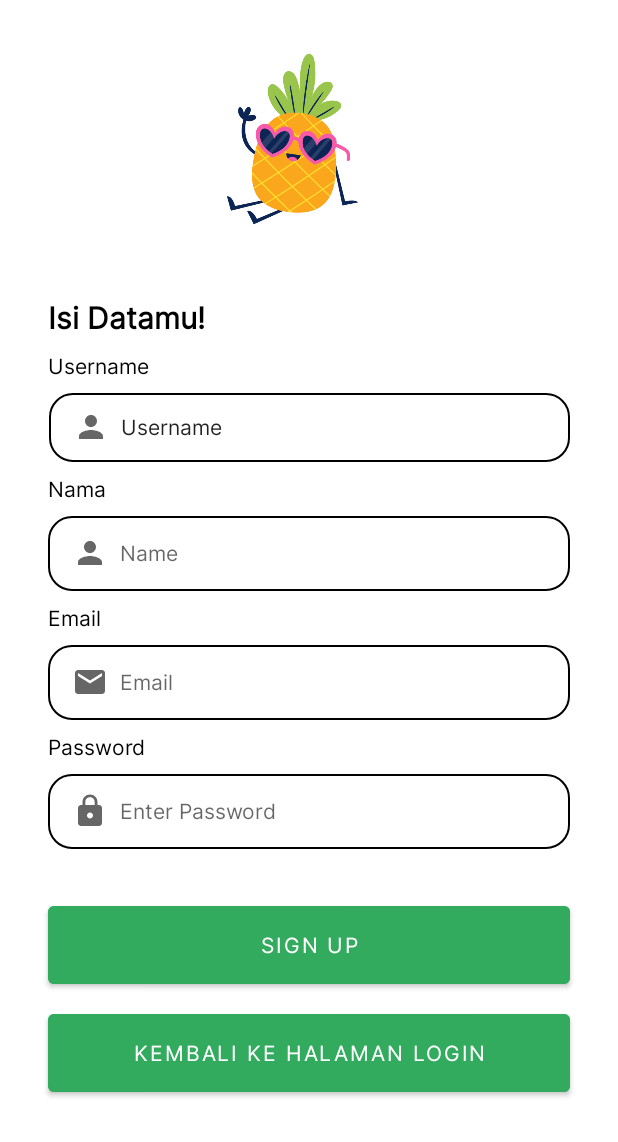
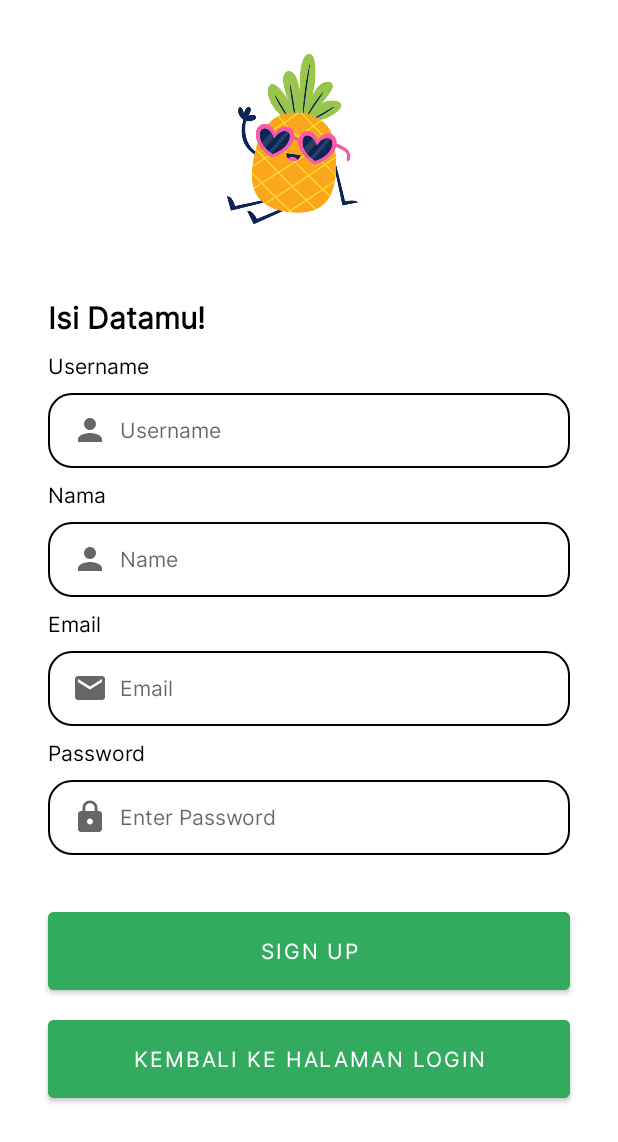
Before and after one commit to crackspace770/BerBuah1.5, an Android app: the SignupActivity screen opened directly, with no data from a screen before it, on a phone screen of 412 x 824 dp. Shown: the top 1142 px of the screen. Run offline under Robolectric (Android 15) with nearby library versions, the phone set to English and light mode, and no system bars.

Commit message:
add icon application

```diff
--- a/app/src/main/res/layout/activity_signup.xml
+++ b/app/src/main/res/layout/activity_signup.xml
@@ -82,8 +82,8 @@
 
     <EditText
         android:id="@+id/usernameEditText"
-        android:layout_width="347dp"
-        android:layout_height="46dp"
+        android:layout_width="match_parent"
+        android:layout_height="50dp"
         android:layout_marginStart="32dp"
         android:layout_marginTop="8dp"
         android:layout_marginEnd="32dp"
@@ -91,11 +91,10 @@
         android:drawableStart="@drawable/ic_baseline_person_24"
         android:drawablePadding="8dp"
         android:ems="10"
-        android:hint="input username"
+        android:hint="Username"
         android:inputType="textPersonName"
         android:paddingHorizontal="16dp"
         android:paddingVertical="8dp"
-        android:text="Username"
         android:textSize="14sp"
         app:layout_constraintEnd_toEndOf="parent"
         app:layout_constraintStart_toStartOf="parent"
--- a/app/src/main/res/mipmap-anydpi-v26/ic_launcher.xml
+++ /dev/null
@@ -1,5 +0,0 @@
-<?xml version="1.0" encoding="utf-8"?>
-<adaptive-icon xmlns:android="http://schemas.android.com/apk/res/android">
-    <background android:drawable="@drawable/ic_launcher_background" />
-    <foreground android:drawable="@drawable/ic_launcher_foreground" />
-</adaptive-icon>
--- a/app/src/main/res/mipmap-anydpi-v26/ic_launcher_round.xml
+++ /dev/null
@@ -1,5 +0,0 @@
-<?xml version="1.0" encoding="utf-8"?>
-<adaptive-icon xmlns:android="http://schemas.android.com/apk/res/android">
-    <background android:drawable="@drawable/ic_launcher_background" />
-    <foreground android:drawable="@drawable/ic_launcher_foreground" />
-</adaptive-icon>
--- /dev/null
+++ b/app/src/main/res/values/ic_launcher_background.xml
@@ -0,0 +1,4 @@
+<?xml version="1.0" encoding="utf-8"?>
+<resources>
+    <color name="ic_launcher_background">#03DAC5</color>
+</resources>
```
Also changed, not shown: app/src/main/ic_launcher-playstore.png (added), app/src/main/res/mipmap-hdpi/ic_launcher.png (added), app/src/main/res/mipmap-hdpi/ic_launcher_foreground.png (added), app/src/main/res/mipmap-hdpi/ic_launcher_round.png (added), app/src/main/res/mipmap-mdpi/ic_launcher.png (added), app/src/main/res/mipmap-mdpi/ic_launcher_foreground.png (added), app/src/main/res/mipmap-mdpi/ic_launcher_round.png (added), app/src/main/res/mipmap-xhdpi/ic_launcher.png (added), app/src/main/res/mipmap-xhdpi/ic_launcher_foreground.png (added), app/src/main/res/mipmap-xhdpi/ic_launcher_round.png (added), app/src/main/res/mipmap-xxhdpi/ic_launcher.png (added), app/src/main/res/mipmap-xxhdpi/ic_launcher_foreground.png (added), app/src/main/res/mipmap-xxhdpi/ic_launcher_round.png (added), app/src/main/res/mipmap-xxxhdpi/ic_launcher.png (added), 2 more files.
